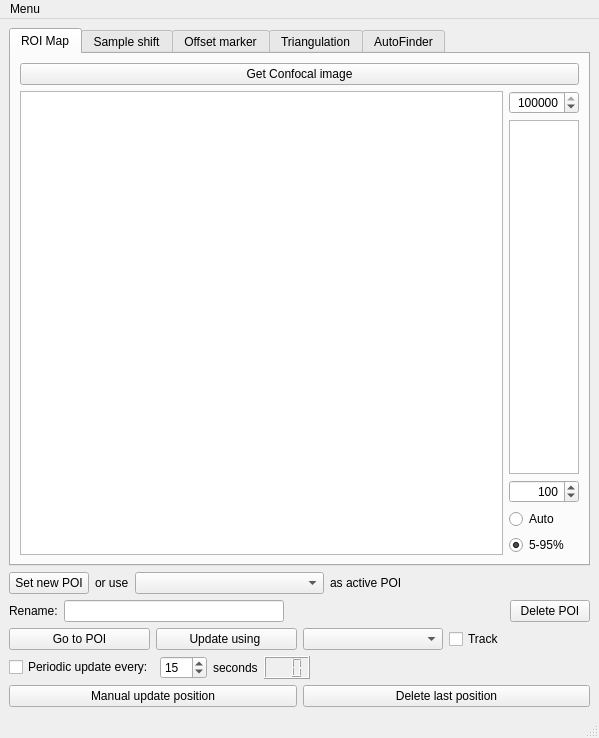
Old version of the form gui/PoiManager/PoiManagerGuiUI.ui in the repository Ulm-IQO/qudi.
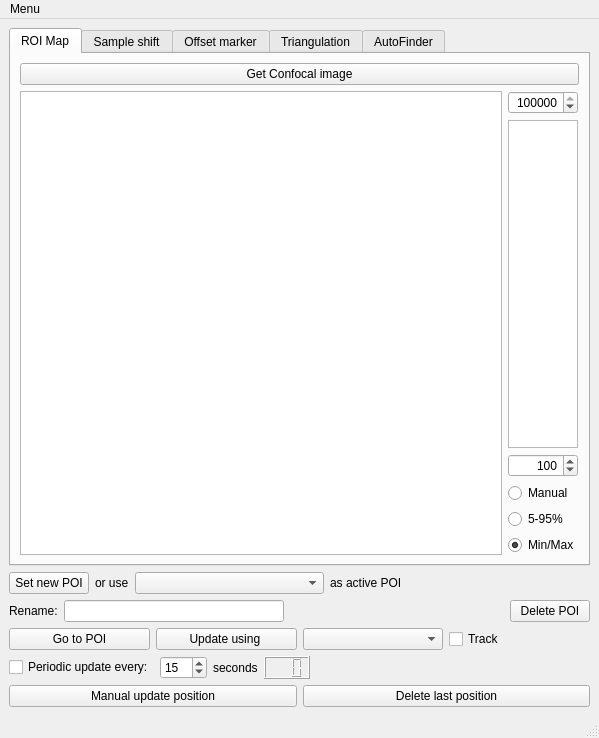
New version of the form. Icons and pictures are not drawn. Custom widgets are drawn as their Qt base class.

Commit message: Created a 5%-95% colorscale option in POImanager for testing with real data.

What changed in the file:
```diff
--- a/gui/PoiManager/PoiManagerGuiUI.ui
+++ b/gui/PoiManager/PoiManagerGuiUI.ui
@@ -146,21 +146,31 @@
              </widget>
             </item>
             <item row="3" column="0">
-             <widget class="QRadioButton" name="roi_cb_auto_RadioButton">
+             <widget class="QRadioButton" name="roi_cb_manual_RadioButton">
               <property name="text">
-               <string>Auto</string>
+               <string>Manual</string>
               </property>
               <property name="checked">
                <bool>false</bool>
               </property>
              </widget>
             </item>
-            <item row="4" column="0">
+            <item row="5" column="0">
              <widget class="QRadioButton" name="roi_cb_5_95_RadioButton">
               <property name="text">
                <string>5-95%</string>
               </property>
               <property name="checked">
+               <bool>false</bool>
+              </property>
+             </widget>
+            </item>
+            <item row="6" column="0">
+             <widget class="QRadioButton" name="roi_cb_auto_RadioButton">
+              <property name="text">
+               <string>Min/Max</string>
+              </property>
+              <property name="checked">
                <bool>true</bool>
               </property>
              </widget>
```
Left out of the diff: 3 changed lines with no effect on the pictures. The commit also changes 2 other files.
